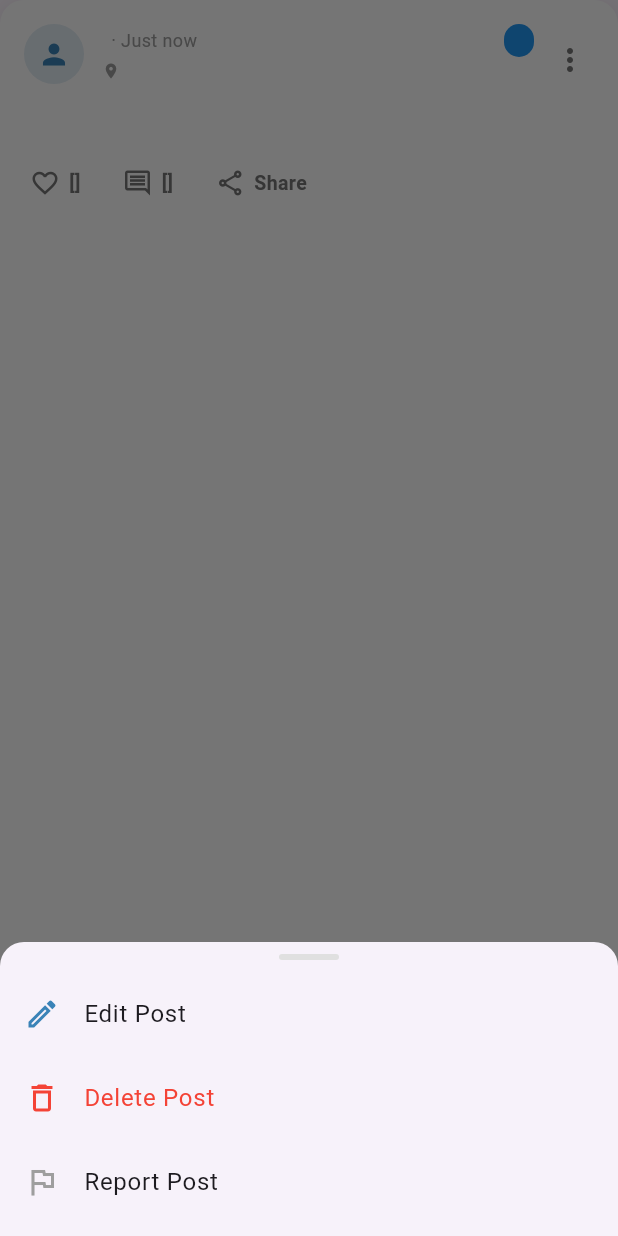
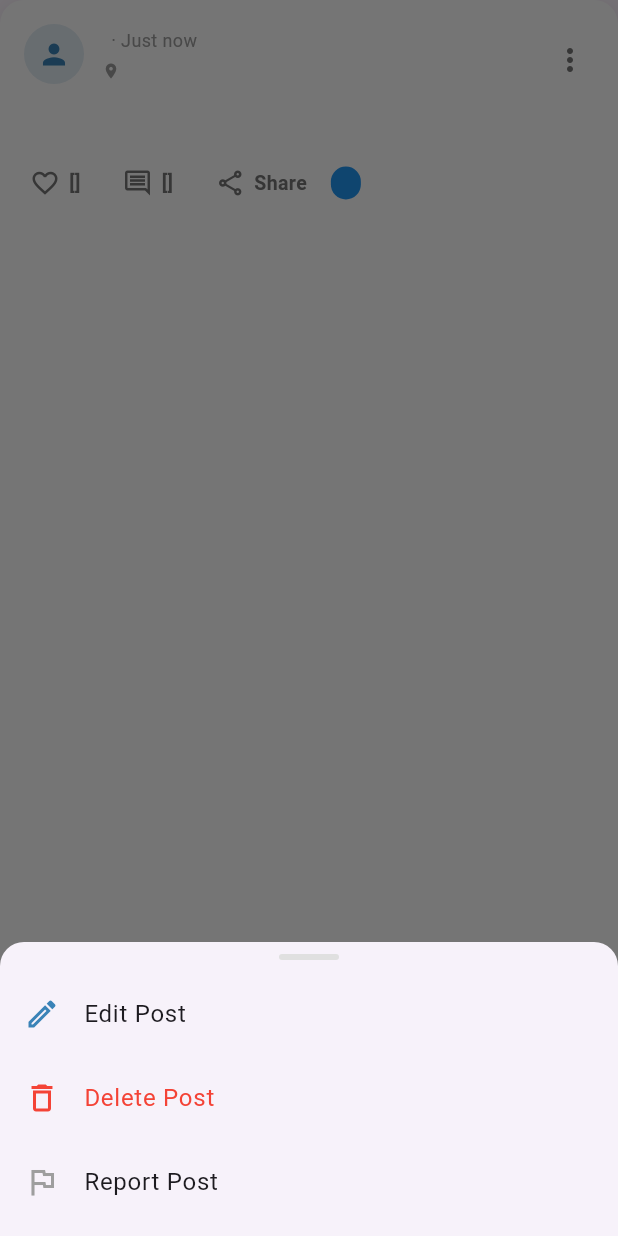
Before and after one commit to Najma-Shakirah/Overflow-AI, a Flutter app: the _PostCard widget shown alone on an empty page, opened directly with empty values, after a tap on the "more vert" icon, on a phone screen of 412 x 824 dp. Run offline on Flutter 3.47's test engine with Material 3 defaults, Android fonts, the light colour scheme and no system bars; our stand-ins replace cloud_firestore, connectivity_plus, firebase_ai, firebase_auth, firebase_core, firebase_messaging and 7 more; accounts and stored records are empty; network calls fail.

Commit message:
post edit

```diff
--- a/lib/screens/communitypost/community_posts_page.dart
+++ b/lib/screens/communitypost/community_posts_page.dart
@@ -142,17 +142,18 @@
   Future<void> _deleteComment(String commentId) async {
     final confirmed = await showDialog<bool>(
       context: context,
-        builder: (dialogCtx) => AlertDialog(  // ← name it
+      builder: (dialogCtx) => AlertDialog(
+        // ← name it
         shape: RoundedRectangleBorder(borderRadius: BorderRadius.circular(16)),
         title: const Text('Delete Comment'),
         content: const Text('Are you sure? This cannot be undone.'),
         actions: [
           TextButton(
-              onPressed: () => Navigator.pop(dialogCtx, false),  // ← use dialogCtx
+            onPressed: () => Navigator.pop(dialogCtx, false), // ← use dialogCtx
             child: const Text('Cancel'),
           ),
           ElevatedButton(
-              onPressed: () => Navigator.pop(dialogCtx, true),   // ← use dialogCtx
+            onPressed: () => Navigator.pop(dialogCtx, true), // ← use dialogCtx
             style: ElevatedButton.styleFrom(
                 backgroundColor: Colors.red, foregroundColor: Colors.white),
             child: const Text('Delete'),
@@ -955,19 +956,25 @@
                   if (!context.mounted) return;
                   final confirmed = await showDialog<bool>(
                     context: context,
-                      builder: (dialogCtx) => AlertDialog(  // ← name it
-                        shape: RoundedRectangleBorder(borderRadius: BorderRadius.circular(16)),
+                    builder: (dialogCtx) => AlertDialog(
+                      // ← name it
+                      shape: RoundedRectangleBorder(
+                          borderRadius: BorderRadius.circular(16)),
                       title: const Text('Delete Post'),
-                        content: const Text('Are you sure? This cannot be undone.'),
+                      content:
+                          const Text('Are you sure? This cannot be undone.'),
                       actions: [
                         TextButton(
-                            onPressed: () => Navigator.pop(dialogCtx, false),  // ← use dialogCtx
+                          onPressed: () => Navigator.pop(
+                              dialogCtx, false), // ← use dialogCtx
                           child: const Text('Cancel'),
                         ),
                         ElevatedButton(
-                            onPressed: () => Navigator.pop(dialogCtx, true),   // ← use dialogCtx
+                          onPressed: () =>
+                              Navigator.pop(dialogCtx, true), // ← use dialogCtx
                           style: ElevatedButton.styleFrom(
-                                backgroundColor: Colors.red, foregroundColor: Colors.white),
+                              backgroundColor: Colors.red,
+                              foregroundColor: Colors.white),
                           child: const Text('Delete'),
                         ),
                       ],
@@ -1082,23 +1089,6 @@
                         ],
                       ),
                     ],
-                    ),
-                  ),
-                  // Category badge
-                  Container(
-                    padding:
-                        const EdgeInsets.symmetric(horizontal: 10, vertical: 4),
-                    decoration: BoxDecoration(
-                      color: catColor,
-                      borderRadius: BorderRadius.circular(12),
-                    ),
-                    child: Text(
-                      category.toUpperCase(),
-                      style: const TextStyle(
-                        color: Colors.white,
-                        fontSize: 10,
-                        fontWeight: FontWeight.bold,
-                      ),
                   ),
                 ),
                 // 3-dot → bottom sheet (fixes web dialog issue)
@@ -1219,6 +1209,23 @@
                   label: 'Share',
                   color: Colors.grey[600]!,
                   onTap: () {},
+                ),
+                const SizedBox(width: 12),
+                Container(
+                  padding:
+                      const EdgeInsets.symmetric(horizontal: 10, vertical: 4),
+                  decoration: BoxDecoration(
+                    color: catColor,
+                    borderRadius: BorderRadius.circular(12),
+                  ),
+                  child: Text(
+                    category.toUpperCase(),
+                    style: const TextStyle(
+                      color: Colors.white,
+                      fontSize: 10,
+                      fontWeight: FontWeight.bold,
+                    ),
+                  ),
                 ),
               ],
             ),
```
Lines whose indentation alone changed are shown as unchanged.
